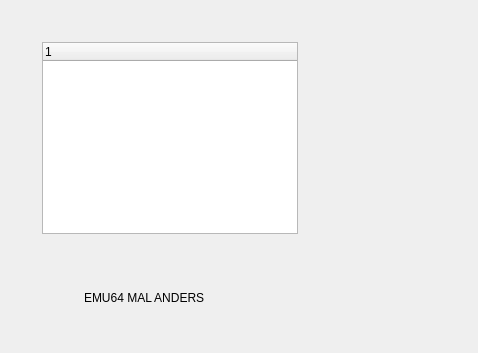
The window that floppy_window.ui (ThKattanek/emu64) describes before a commit, drawn with Qt 5.
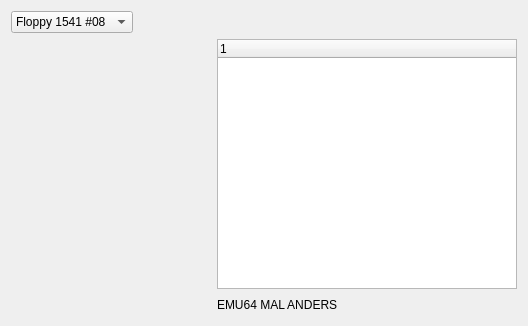
The same window after the commit. Custom widgets are drawn as their Qt base class.

Commit message: Floppyfenster, Dateibrowser hinzugefuegt. Wechsel zwischen den Floppys. Verknuepfung mit dem Hauptfenster. Alle Dateinamen der Images werden in der Ini gespeichert.

Patch:
```diff
--- a/floppy_window.ui
+++ b/floppy_window.ui
@@ -6,8 +6,8 @@
    <rect>
     <x>0</x>
     <y>0</y>
-    <width>478</width>
-    <height>353</height>
+    <width>518</width>
+    <height>290</height>
    </rect>
   </property>
   <property name="font">
@@ -20,35 +20,121 @@
   <property name="windowTitle">
    <string>Dialog</string>
   </property>
-  <widget class="QTreeWidget" name="treeWidget">
-   <property name="geometry">
-    <rect>
-     <x>42</x>
-     <y>42</y>
-     <width>256</width>
-     <height>192</height>
-    </rect>
-   </property>
-   <column>
-    <property name="text">
-     <string notr="true">1</string>
-    </property>
-   </column>
-  </widget>
-  <widget class="QLabel" name="label">
-   <property name="geometry">
-    <rect>
-     <x>84</x>
-     <y>280</y>
-     <width>127</width>
-     <height>36</height>
-    </rect>
-   </property>
-   <property name="text">
-    <string>EMU64 MAL ANDERS</string>
-   </property>
-  </widget>
+  <layout class="QVBoxLayout" name="verticalLayout_4">
+   <item>
+    <layout class="QHBoxLayout" name="horizontalLayout_2">
+     <property name="spacing">
+      <number>-1</number>
+     </property>
+     <item>
+      <widget class="QComboBox" name="FloppySelect">
+       <item>
+        <property name="text">
+         <string>Floppy 1541 #08</string>
+        </property>
+       </item>
+       <item>
+        <property name="text">
+         <string>Floppy 1541 #09</string>
+        </property>
+       </item>
+       <item>
+        <property name="text">
+         <string>Floppy 1541 #10</string>
+        </property>
+       </item>
+       <item>
+        <property name="text">
+         <string>Floppy 1541 #11</string>
+        </property>
+       </item>
+      </widget>
+     </item>
+     <item>
+      <spacer name="horizontalSpacer">
+       <property name="orientation">
+        <enum>Qt::Horizontal</enum>
+       </property>
+       <property name="sizeHint" stdset="0">
+        <size>
+         <width>40</width>
+         <height>20</height>
+        </size>
+       </property>
+      </spacer>
+     </item>
+    </layout>
+   </item>
+   <item>
+    <layout class="QHBoxLayout" name="horizontalLayout">
+     <item>
+      <widget class="WidgetFileBrowse" name="FileBrowser" native="true">
+       <property name="minimumSize">
+        <size>
+         <width>200</width>
+         <height>0</height>
+        </size>
+       </property>
+      </widget>
+     </item>
+     <item>
+      <layout class="QVBoxLayout" name="verticalLayout">
+       <item>
+        <layout class="QVBoxLayout" name="verticalLayout_3">
+         <item>
+          <widget class="QTreeWidget" name="treeWidget">
+           <property name="minimumSize">
+            <size>
+             <width>300</width>
+             <height>250</height>
+            </size>
+           </property>
+           <property name="maximumSize">
+            <size>
+             <width>300</width>
+             <height>16777215</height>
+            </size>
+           </property>
+           <column>
+            <property name="text">
+             <string notr="true">1</string>
+            </property>
+           </column>
+          </widget>
+         </item>
+        </layout>
+       </item>
+       <item>
+        <layout class="QVBoxLayout" name="verticalLayout_2">
+         <item>
+          <widget class="QLabel" name="label">
+           <property name="minimumSize">
+            <size>
+             <width>100</width>
+             <height>20</height>
+            </size>
+           </property>
+           <property name="text">
+            <string>EMU64 MAL ANDERS</string>
+           </property>
+          </widget>
+         </item>
+        </layout>
+       </item>
+      </layout>
+     </item>
+    </layout>
+   </item>
+  </layout>
  </widget>
+ <customwidgets>
+  <customwidget>
+   <class>WidgetFileBrowse</class>
+   <extends>QWidget</extends>
+   <header>widget_file_browse.h</header>
+   <container>1</container>
+  </customwidget>
+ </customwidgets>
  <resources/>
  <connections/>
 </ui>
```
Left out of the diff: 2 changed lines with no effect on the pictures. The commit also changes 8 other files.
